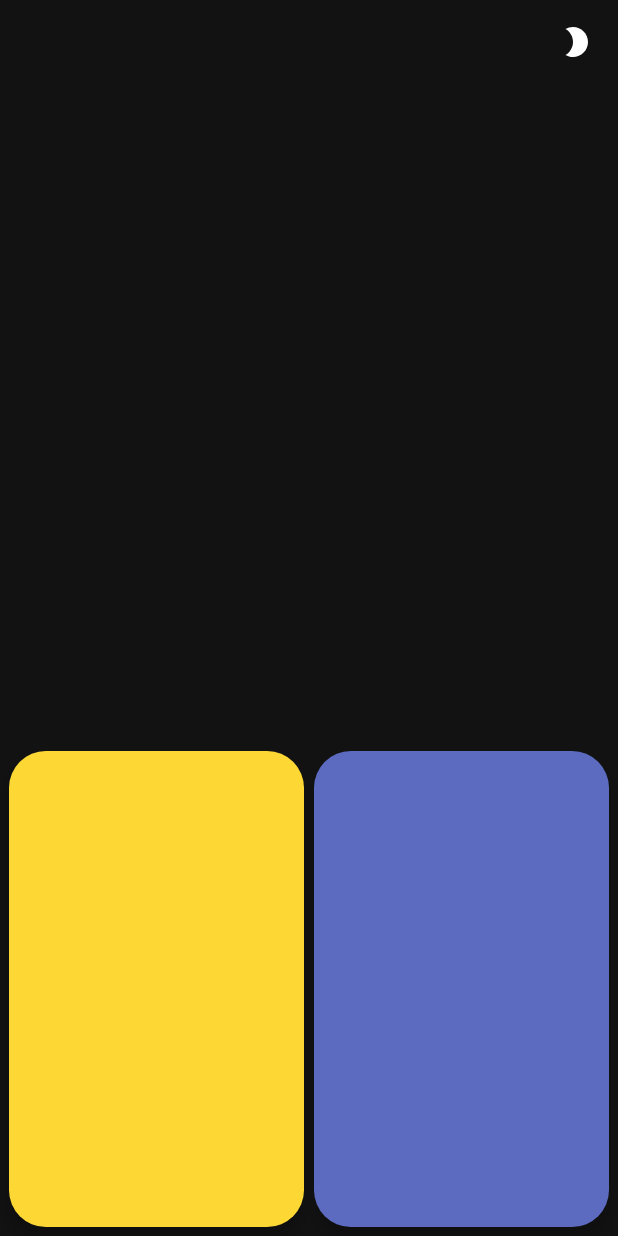
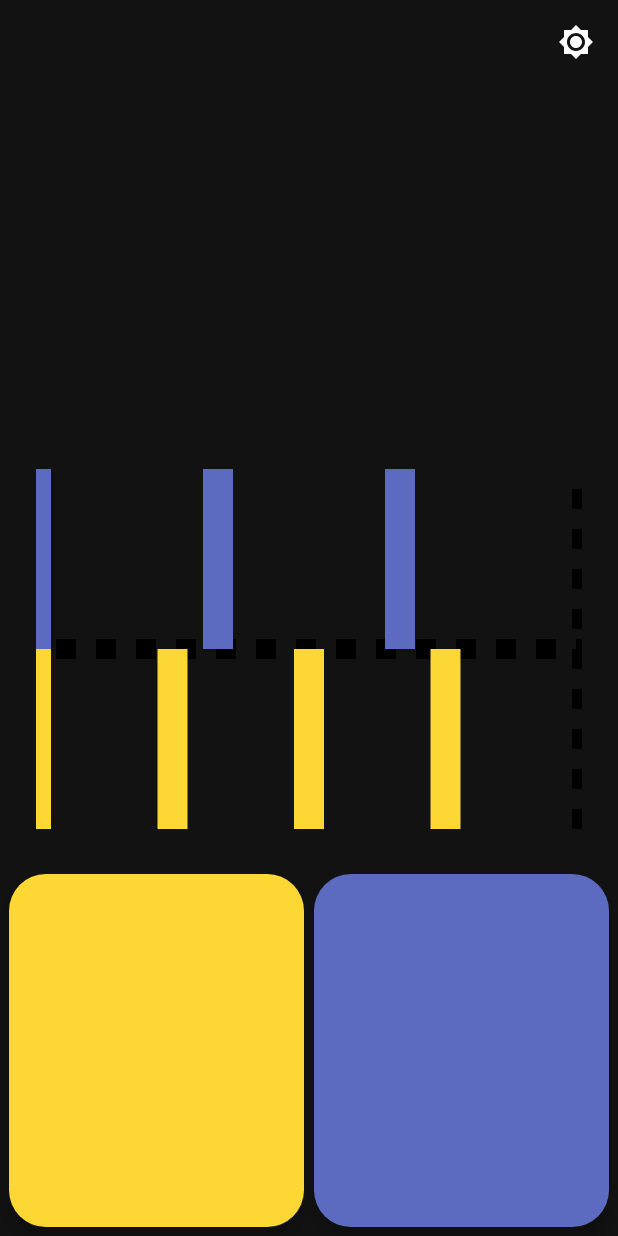
Before and after one commit to Jorkoh/PolyrhythmTrainer, an Android app: the screen it shows after launch (MainActivity), on a phone screen of 412 x 824 dp. Run offline under Robolectric (Android 15) with nearby library versions, the phone set to English and light mode, and no system bars; 3 statements that could not run were skipped.

Commit message:
Added initial implementation of RhythmVisualizer to display the polyrhythms, also fixed dark/light theme icons being swapped

```diff
--- a/app/src/main/java/com/jorkoh/polyrhythmtrainer/ui/TrainerFragment.kt
+++ b/app/src/main/java/com/jorkoh/polyrhythmtrainer/ui/TrainerFragment.kt
@@ -31,9 +31,9 @@ class TrainerFragment : Fragment() {
             }
 
             change_theme_button.icon = ContextCompat.getDrawable(requireContext(), when(getCurrentNightMode()){
-                Configuration.UI_MODE_NIGHT_YES -> R.drawable.ic_dark_theme
-                Configuration.UI_MODE_NIGHT_NO -> R.drawable.ic_light_theme
-                else -> R.drawable.ic_dark_theme
+                Configuration.UI_MODE_NIGHT_YES -> R.drawable.ic_light_theme
+                Configuration.UI_MODE_NIGHT_NO -> R.drawable.ic_dark_theme
+                else -> R.drawable.ic_light_theme
             })
         }
     }
--- a/app/src/main/java/com/jorkoh/polyrhythmtrainer/ui/customviews/PadView.kt
+++ b/app/src/main/java/com/jorkoh/polyrhythmtrainer/ui/customviews/PadView.kt
@@ -18,10 +18,11 @@ class PadView @JvmOverloads constructor(
     defStyleAttr: Int = 0
 ) : View(context, attrs, defStyleAttr) {
 
+    // TODO view size of stuff should depend on dp
     companion object {
         // TODO pad positions should be some kind of enum, not hardcoded values
         private const val DEFAULT_PAD_POSITION = -1
-        private const val DEFAULT_PAD_COLOR = Color.WHITE
+        private const val DEFAULT_PAD_COLOR = Color.BLACK
         private const val DEFAULT_PAD_RIPPLE_COLOR = Color.GRAY
     }
 
@@ -78,6 +79,7 @@ class PadView @JvmOverloads constructor(
 
         canvas.drawRoundRect(drawRectF, cornerRadius, cornerRadius, padPaint)
 
+        // If the animation is in progress draw the ripple
         if (animationProgress != 0f) {
             animationPaint.alpha = (255 * (1 - animationProgress)).toInt()
             animationPaint.strokeWidth = 50f * (1 - animationProgress)
@@ -88,15 +90,16 @@ class PadView @JvmOverloads constructor(
     override fun onSizeChanged(w: Int, h: Int, oldw: Int, oldh: Int) {
         super.onSizeChanged(w, h, oldw, oldh)
 
+        // Size of the pad itself
         drawRectF.set(
             paddingLeft.toFloat(),
             paddingTop.toFloat(),
             (w - paddingRight).toFloat(),
             (h - paddingBottom).toFloat()
         )
-
         // Rounded corner radius size depends on the size of the pad
         cornerRadius = minOf(w / 8.0f, h / 8.0f)
+        // Shadow and elevation support
         outlineProvider = CustomOutline(w, h, cornerRadius)
     }
 
--- /dev/null
+++ b/app/src/main/java/com/jorkoh/polyrhythmtrainer/ui/customviews/RhythmVisualizer.kt
@@ -0,0 +1,153 @@
+package com.jorkoh.polyrhythmtrainer.ui.customviews
+
+import android.content.Context
+import android.graphics.Canvas
+import android.graphics.Color
+import android.graphics.DashPathEffect
+import android.graphics.Paint
+import android.util.AttributeSet
+import android.view.View
+import com.jorkoh.polyrhythmtrainer.R
+
+class RhythmVisualizer @JvmOverloads constructor(
+    context: Context,
+    attrs: AttributeSet? = null,
+    defStyleAttr: Int = 0
+) : View(context, attrs, defStyleAttr) {
+
+    companion object {
+        private const val DEFAULT_BPM = 80
+        private const val DEFAULT_X_RHYTHM = 3
+        private const val DEFAULT_Y_RHYTHM = 4
+        private const val DEFAULT_X_RHYTHM_COLOR = Color.BLACK
+        private const val DEFAULT_Y_RHYTHM_COLOR = Color.BLACK
+    }
+
+    // TODO view size of stuff should depend on dp
+    //TODO check what happens if setters fail? throw exception?
+    //TODO BPM shouldn't cause a redraw on the lines but the timings do change (?)
+    enum class RhythmLines {
+        X, Y
+    }
+
+    var BPM = DEFAULT_BPM
+        set(value) {
+            if (field != value && value > 0 && value <= 140) {
+                field = value
+                beatLengthMS = 60000 / value
+            }
+        }
+
+    // Recalculated when changing BPM
+    private var beatLengthMS = 750
+        set(value) {
+            field = value
+            calculateRhythm()
+        }
+
+
+    var xRhythm = 1
+        set(value) {
+            if (field != value && value > 0 && value < 15) {
+                field = value
+                calculateRhythm(RhythmLines.X)
+            }
+        }
+    var yRhythm = 1
+        set(value) {
+            if (field != value && value > 0 && value < 15) {
+                field = value
+                calculateRhythm(RhythmLines.Y)
+            }
+        }
+
+
+    private var xRhythmSubdivisions = listOf(0f)
+    private var yRhythmSubdivisions = listOf(0f)
+
+    // Styled attributes
+    private var xColor = DEFAULT_X_RHYTHM_COLOR
+    private var yColor = DEFAULT_Y_RHYTHM_COLOR
+
+    // Reused
+    private val xPaint = Paint()
+    private val yPaint = Paint()
+    private val neutralPaint = Paint()
+
+    init {
+        if (attrs != null) {
+            setupAttributes(attrs)
+        }
+
+        xPaint.color = xColor
+        xPaint.isAntiAlias = true
+        xPaint.strokeWidth = 30f
+
+        yPaint.color = yColor
+        yPaint.isAntiAlias = true
+        yPaint.strokeWidth = 30f
+
+        neutralPaint.color = Color.BLACK
+        neutralPaint.isAntiAlias = true
+        neutralPaint.strokeWidth = 20f
+        neutralPaint.pathEffect = DashPathEffect(floatArrayOf(20f, 20f), 20f)
+    }
+
+    private fun setupAttributes(attrs: AttributeSet) {
+        val typedArray = context.theme.obtainStyledAttributes(
+            attrs, R.styleable.RhythmVisualizer,
+            0, 0
+        )
+        BPM = typedArray.getInt(R.styleable.RhythmVisualizer_bpm, DEFAULT_BPM)
+        xRhythm = typedArray.getInt(R.styleable.RhythmVisualizer_xRhythm, DEFAULT_X_RHYTHM)
+        yRhythm = typedArray.getInt(R.styleable.RhythmVisualizer_yRhythm, DEFAULT_Y_RHYTHM)
+        xColor = typedArray.getColor(R.styleable.RhythmVisualizer_xColor, DEFAULT_X_RHYTHM_COLOR)
+        yColor = typedArray.getColor(R.styleable.RhythmVisualizer_yColor, DEFAULT_Y_RHYTHM_COLOR)
+
+        typedArray.recycle()
+    }
+
+    private fun calculateRhythm(line: RhythmLines? = null) {
+        when (line) {
+            RhythmLines.X -> {
+                xRhythmSubdivisions = List(xRhythm) { index -> index / xRhythm.toFloat() }
+            }
+            RhythmLines.Y -> {
+                yRhythmSubdivisions = List(yRhythm) { index -> index / yRhythm.toFloat() }
+            }
+            null -> {
+                // TODO clean this up
+                xRhythmSubdivisions = List(xRhythm) { index -> index / yRhythm.toFloat() }
+                yRhythmSubdivisions = List(yRhythm) { index -> index / yRhythm.toFloat() }
+            }
+        }
+    }
+
+    // TODO add proper padding usage
+    override fun onDraw(canvas: Canvas) {
+        super.onDraw(canvas)
+
+        canvas.drawLine(0f, height.toFloat() / 2, width.toFloat(), height.toFloat() / 2, neutralPaint)
+        canvas.drawLine(width.toFloat(), 0f, width.toFloat(), height.toFloat(), neutralPaint)
+
+        for (subdivision in xRhythmSubdivisions) {
+            canvas.drawLine(
+                width * subdivision,
+                height.toFloat() / 2,
+                width * subdivision,
+                0f,
+                xPaint
+            )
+        }
+
+        for (subdivision in yRhythmSubdivisions) {
+            canvas.drawLine(
+                width * subdivision,
+                height.toFloat() / 2,
+                width * subdivision,
+                height.toFloat(),
+                yPaint
+            )
+        }
+    }
+}
--- a/app/src/main/res/layout-land/fragment_trainer.xml
+++ b/app/src/main/res/layout-land/fragment_trainer.xml
@@ -43,6 +43,20 @@
         app:layout_constraintEnd_toEndOf="parent"
         app:layout_constraintTop_toTopOf="parent" />
 
+    <com.jorkoh.polyrhythmtrainer.ui.customviews.RhythmVisualizer
+        android:layout_width="0dp"
+        android:layout_height="0dp"
+        android:layout_margin="24dp"
+        app:bpm="80"
+        app:layout_constraintBottom_toBottomOf="parent"
+        app:layout_constraintEnd_toStartOf="@id/right_guideline"
+        app:layout_constraintStart_toEndOf="@id/left_guideline"
+        app:layout_constraintTop_toBottomOf="@id/top_guideline"
+        app:xColor="@color/rightPadColor"
+        app:xRhythm="3"
+        app:yColor="@color/leftPadColor"
+        app:yRhythm="4" />
+
     <com.jorkoh.polyrhythmtrainer.ui.customviews.PadView
         android:id="@+id/left_pad"
         android:layout_width="0dp"
--- a/app/src/main/res/layout/fragment_trainer.xml
+++ b/app/src/main/res/layout/fragment_trainer.xml
@@ -5,6 +5,20 @@
     android:layout_width="match_parent"
     android:layout_height="match_parent"
     tools:context=".ui.TrainerFragment">
+
+    <androidx.constraintlayout.widget.Guideline
+        android:id="@+id/guideline_above_visualizer"
+        android:layout_width="wrap_content"
+        android:layout_height="wrap_content"
+        android:orientation="horizontal"
+        app:layout_constraintGuide_percent="0.35" />
+
+    <androidx.constraintlayout.widget.Guideline
+        android:id="@+id/guideline_above_pads"
+        android:layout_width="wrap_content"
+        android:layout_height="wrap_content"
+        android:orientation="horizontal"
+        app:layout_constraintGuide_percent="0.7" />
 
     <com.google.android.material.button.MaterialButton
         android:id="@+id/change_theme_button"
@@ -22,12 +36,19 @@
         app:layout_constraintEnd_toEndOf="parent"
         app:layout_constraintTop_toTopOf="parent" />
 
-    <androidx.constraintlayout.widget.Guideline
-        android:id="@+id/guideline"
-        android:layout_width="wrap_content"
-        android:layout_height="wrap_content"
-        android:orientation="horizontal"
-        app:layout_constraintGuide_percent="0.6" />
+    <com.jorkoh.polyrhythmtrainer.ui.customviews.RhythmVisualizer
+        android:layout_width="0dp"
+        android:layout_height="0dp"
+        android:layout_margin="24dp"
+        app:bpm="80"
+        app:layout_constraintBottom_toTopOf="@id/guideline_above_pads"
+        app:layout_constraintEnd_toEndOf="parent"
+        app:layout_constraintStart_toStartOf="parent"
+        app:layout_constraintTop_toBottomOf="@id/guideline_above_visualizer"
+        app:xColor="@color/rightPadColor"
+        app:xRhythm="3"
+        app:yColor="@color/leftPadColor"
+        app:yRhythm="4" />
 
     <com.jorkoh.polyrhythmtrainer.ui.customviews.PadView
         android:id="@+id/left_pad"
@@ -41,7 +62,7 @@
         app:layout_constraintBottom_toBottomOf="parent"
         app:layout_constraintEnd_toStartOf="@+id/right_pad"
         app:layout_constraintStart_toStartOf="parent"
-        app:layout_constraintTop_toTopOf="@+id/guideline"
+        app:layout_constraintTop_toBottomOf="@id/guideline_above_pads"
         app:padColor="@color/leftPadColor"
         app:padPosition="0"
         app:padRippleColor="@color/leftPadRippleColor" />
@@ -58,7 +79,7 @@
         app:layout_constraintBottom_toBottomOf="parent"
         app:layout_constraintEnd_toEndOf="parent"
         app:layout_constraintStart_toEndOf="@+id/left_pad"
-        app:layout_constraintTop_toTopOf="@+id/guideline"
+        app:layout_constraintTop_toBottomOf="@id/guideline_above_pads"
         app:padColor="@color/rightPadColor"
         app:padPosition="1"
         app:padRippleColor="@color/rightPadRippleColor" />
--- a/app/src/main/res/values/attrs.xml
+++ b/app/src/main/res/values/attrs.xml
@@ -5,4 +5,12 @@
         <attr name="padColor" format="color" />
         <attr name="padRippleColor" format="color" />
     </declare-styleable>
+
+    <declare-styleable name="RhythmVisualizer">
+        <attr name="bpm" format="integer" />
+        <attr name="xRhythm" format="integer" />
+        <attr name="yRhythm" format="integer" />
+        <attr name="xColor" format="color" />
+        <attr name="yColor" format="color" />
+    </declare-styleable>
 </resources>
```
Also changed, not shown: 1 other file.
